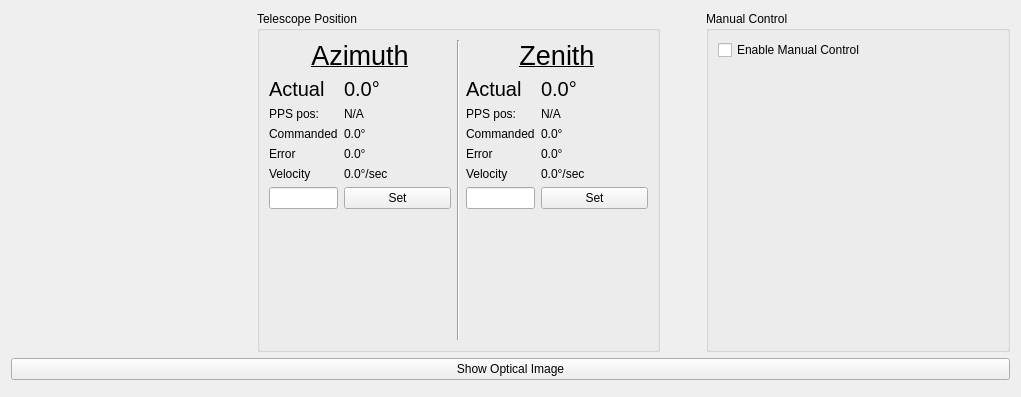
The window that ui_resources/telescope_control.ui (Tyronitar/rfsoc-interface) describes before a commit, drawn with Qt 5.
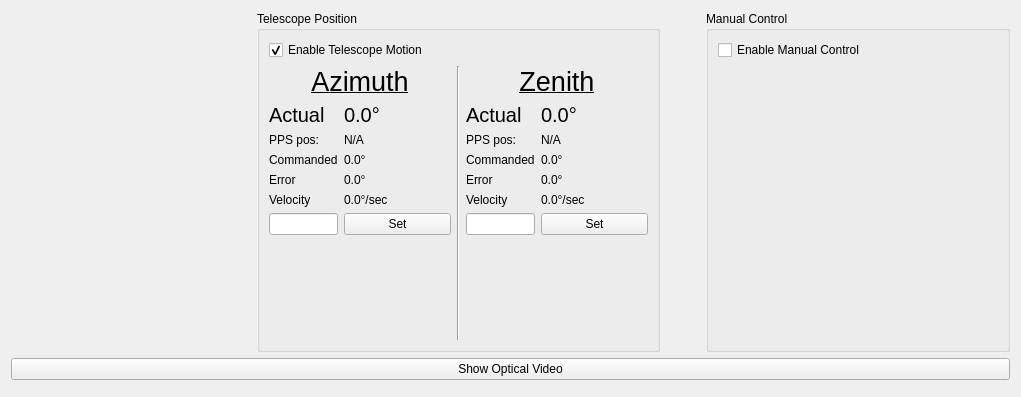
The same window after the commit. Icons and pictures are not drawn. Custom widgets are drawn as their Qt base class.

Commit message: Update Telescope Tab for New Optical Video Code

```diff
--- a/ui_resources/telescope_control.ui
+++ b/ui_resources/telescope_control.ui
@@ -17,7 +17,10 @@
    <item row="1" column="0">
     <widget class="QPushButton" name="optical_pushButton">
      <property name="text">
-      <string>Show Optical Image</string>
+      <string>Show Optical Video</string>
+     </property>
+     <property name="checkable">
+      <bool>true</bool>
      </property>
     </widget>
    </item>
@@ -155,128 +158,8 @@
          <property name="title">
           <string>Telescope Position</string>
          </property>
-         <layout class="QHBoxLayout" name="horizontalLayout">
-          <item>
-           <layout class="QFormLayout" name="formLayout">
-            <property name="formAlignment">
-             <set>Qt::AlignmentFlag::AlignLeading|Qt::AlignmentFlag::AlignLeft|Qt::AlignmentFlag::AlignTop</set>
-            </property>
-            <item row="0" column="0" colspan="2">
-             <widget class="QLabel" name="azimuthLabel">
-              <property name="font">
-               <font>
-                <pointsize>20</pointsize>
-                <underline>true</underline>
-               </font>
-              </property>
-              <property name="text">
-               <string>Azimuth</string>
-              </property>
-              <property name="alignment">
-               <set>Qt::AlignmentFlag::AlignCenter</set>
-              </property>
-             </widget>
-            </item>
-            <item row="1" column="0">
-             <widget class="QLabel" name="azimuth_actualLabel">
-              <property name="font">
-               <font>
-                <pointsize>15</pointsize>
-               </font>
-              </property>
-              <property name="text">
-               <string>Actual</string>
-              </property>
-             </widget>
-            </item>
-            <item row="1" column="1">
-             <widget class="QLabel" name="azimuth_actual_valLabel">
-              <property name="font">
-               <font>
-                <pointsize>15</pointsize>
-               </font>
-              </property>
-              <property name="text">
-               <string>0.0°</string>
-              </property>
-             </widget>
-            </item>
-            <item row="3" column="0">
-             <widget class="QLabel" name="azimuth_commandedLabel">
-              <property name="text">
-               <string>Commanded</string>
-              </property>
-             </widget>
-            </item>
-            <item row="3" column="1">
-             <widget class="QLabel" name="azimuth_commanded_valLabel">
-              <property name="text">
-               <string>0.0°</string>
-              </property>
-             </widget>
-            </item>
-            <item row="4" column="0">
-             <widget class="QLabel" name="azimuth_errorLabel">
-              <property name="text">
-               <string>Error</string>
-              </property>
-             </widget>
-            </item>
-            <item row="4" column="1">
-             <widget class="QLabel" name="azimuth_error_valLabel">
-              <property name="text">
-               <string>0.0°</string>
-              </property>
-             </widget>
-            </item>
-            <item row="5" column="0">
-             <widget class="QLabel" name="azimuth_velocityLabel">
-              <property name="text">
-               <string>Velocity</string>
-              </property>
-             </widget>
-            </item>
-            <item row="5" column="1">
-             <widget class="QLabel" name="azimuth_velocity_valLabel">
-              <property name="text">
-               <string>0.0°/sec</string>
-              </property>
-             </widget>
-            </item>
-            <item row="6" column="0">
-             <widget class="QLineEdit" name="azimuth_setlineEdit"/>
-            </item>
-            <item row="6" column="1">
-             <widget class="QPushButton" name="azimuth_setpushButton">
-              <property name="text">
-               <string>Set</string>
-              </property>
-             </widget>
-            </item>
-            <item row="2" column="0">
-             <widget class="QLabel" name="azimuth_ppsLabel">
-              <property name="text">
-               <string>PPS pos:</string>
-              </property>
-             </widget>
-            </item>
-            <item row="2" column="1">
-             <widget class="QLabel" name="azimuth_pps_valLabel">
-              <property name="text">
-               <string>N/A</string>
-              </property>
-             </widget>
-            </item>
-           </layout>
-          </item>
-          <item>
-           <widget class="Line" name="line">
-            <property name="orientation">
-             <enum>Qt::Orientation::Vertical</enum>
-            </property>
-           </widget>
-          </item>
-          <item>
+         <layout class="QGridLayout" name="gridLayout_3">
+          <item row="1" column="2">
            <layout class="QFormLayout" name="formLayout_2">
             <property name="formAlignment">
              <set>Qt::AlignmentFlag::AlignLeading|Qt::AlignmentFlag::AlignLeft|Qt::AlignmentFlag::AlignTop</set>
@@ -389,6 +272,136 @@
             </item>
            </layout>
           </item>
+          <item row="1" column="1">
+           <widget class="Line" name="line">
+            <property name="orientation">
+             <enum>Qt::Orientation::Vertical</enum>
+            </property>
+           </widget>
+          </item>
+          <item row="1" column="0">
+           <layout class="QFormLayout" name="formLayout">
+            <property name="formAlignment">
+             <set>Qt::AlignmentFlag::AlignLeading|Qt::AlignmentFlag::AlignLeft|Qt::AlignmentFlag::AlignTop</set>
+            </property>
+            <item row="0" column="0" colspan="2">
+             <widget class="QLabel" name="azimuthLabel">
+              <property name="font">
+               <font>
+                <pointsize>20</pointsize>
+                <underline>true</underline>
+               </font>
+              </property>
+              <property name="text">
+               <string>Azimuth</string>
+              </property>
+              <property name="alignment">
+               <set>Qt::AlignmentFlag::AlignCenter</set>
+              </property>
+             </widget>
+            </item>
+            <item row="1" column="0">
+             <widget class="QLabel" name="azimuth_actualLabel">
+              <property name="font">
+               <font>
+                <pointsize>15</pointsize>
+               </font>
+              </property>
+              <property name="text">
+               <string>Actual</string>
+              </property>
+             </widget>
+            </item>
+            <item row="1" column="1">
+             <widget class="QLabel" name="azimuth_actual_valLabel">
+              <property name="font">
+               <font>
+                <pointsize>15</pointsize>
+               </font>
+              </property>
+              <property name="text">
+               <string>0.0°</string>
+              </property>
+             </widget>
+            </item>
+            <item row="2" column="0">
+             <widget class="QLabel" name="azimuth_ppsLabel">
+              <property name="text">
+               <string>PPS pos:</string>
+              </property>
+             </widget>
+            </item>
+            <item row="2" column="1">
+             <widget class="QLabel" name="azimuth_pps_valLabel">
+              <property name="text">
+               <string>N/A</string>
+              </property>
+             </widget>
+            </item>
+            <item row="3" column="0">
+             <widget class="QLabel" name="azimuth_commandedLabel">
+              <property name="text">
+               <string>Commanded</string>
+              </property>
+             </widget>
+            </item>
+            <item row="3" column="1">
+             <widget class="QLabel" name="azimuth_commanded_valLabel">
+              <property name="text">
+               <string>0.0°</string>
+              </property>
+             </widget>
+            </item>
+            <item row="4" column="0">
+             <widget class="QLabel" name="azimuth_errorLabel">
+              <property name="text">
+               <string>Error</string>
+              </property>
+             </widget>
+            </item>
+            <item row="4" column="1">
+             <widget class="QLabel" name="azimuth_error_valLabel">
+              <property name="text">
+               <string>0.0°</string>
+              </property>
+             </widget>
+            </item>
+            <item row="5" column="0">
+             <widget class="QLabel" name="azimuth_velocityLabel">
+              <property name="text">
+               <string>Velocity</string>
+              </property>
+             </widget>
+            </item>
+            <item row="5" column="1">
+             <widget class="QLabel" name="azimuth_velocity_valLabel">
+              <property name="text">
+               <string>0.0°/sec</string>
+              </property>
+             </widget>
+            </item>
+            <item row="6" column="0">
+             <widget class="QLineEdit" name="azimuth_setlineEdit"/>
+            </item>
+            <item row="6" column="1">
+             <widget class="QPushButton" name="azimuth_setpushButton">
+              <property name="text">
+               <string>Set</string>
+              </property>
+             </widget>
+            </item>
+           </layout>
+          </item>
+          <item row="0" column="0">
+           <widget class="QCheckBox" name="enable_motion_checkBox">
+            <property name="text">
+             <string>Enable Telescope Motion</string>
+            </property>
+            <property name="checked">
+             <bool>true</bool>
+            </property>
+           </widget>
+          </item>
          </layout>
         </widget>
        </item>
```
The commit also changes 2 other files.
